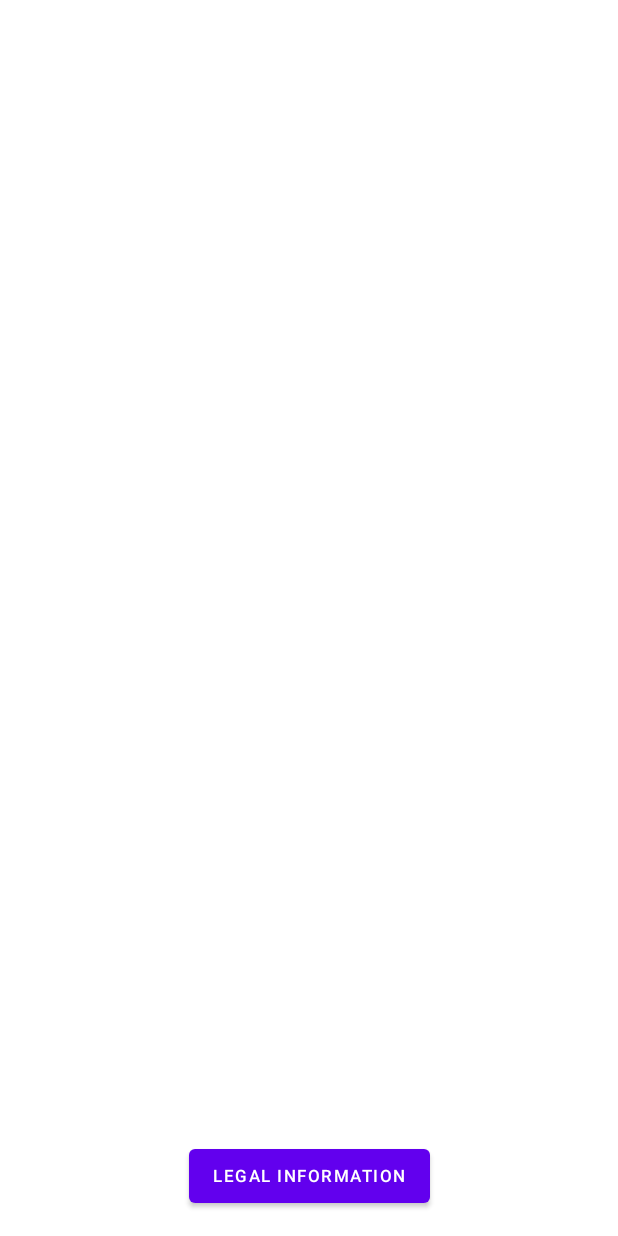
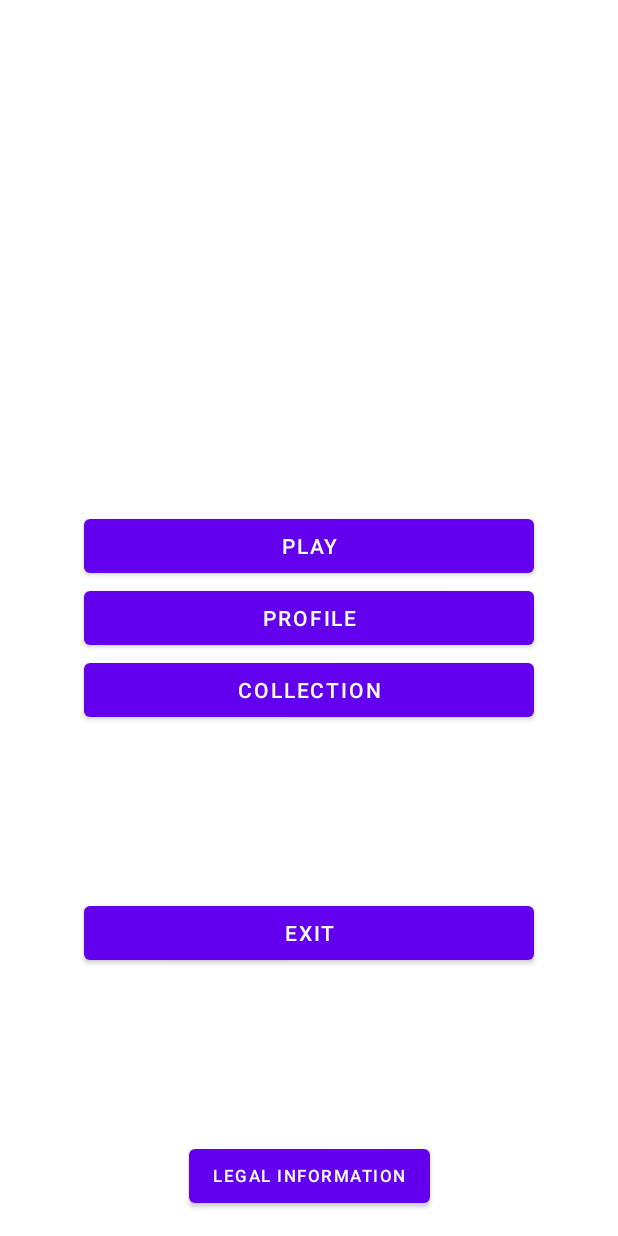
Before and after one commit to KronoStudios/the-game, an Android app: the screen it shows after launch (MainMenu), after a tap on "LEGAL INFORMATION", on a phone screen of 412 x 824 dp. Run offline under Robolectric (Android 15) with nearby library versions, the phone set to English and light mode, and no system bars; 1 statement that could not run was skipped.

Commit message:
Botones menu principal

```diff
--- a/app/src/main/java/com/kronostudios/the_game/MainMenu.java
+++ b/app/src/main/java/com/kronostudios/the_game/MainMenu.java
@@ -2,29 +2,31 @@ package com.kronostudios.the_game;
 
 import androidx.appcompat.app.AppCompatActivity;
 
+import android.app.Application;
 import android.content.Intent;
 import android.os.Bundle;
-import android.text.Html;
-import android.text.method.ScrollingMovementMethod;
 import android.view.Gravity;
 import android.view.LayoutInflater;
 import android.view.View;
 import android.widget.Button;
 import android.widget.LinearLayout;
 import android.widget.PopupWindow;
-import android.widget.TextView;
-
-import com.google.android.material.floatingactionbutton.FloatingActionButton;
 
 public class MainMenu extends AppCompatActivity {
 
-    Boolean opened;
+    // Menu buttons
+    Button btnPlay;
+    Button btnCollection;
+    Button btnProfile;
+    Button btnExit;
+
     // Legal popup
-    PopupWindow popUp;
+    PopupWindow legalPopup;
+    Boolean legalPopupOpened;
     Button btnShowLegalPopup;
     Button btnCloseLegalPopup;
-    Button termsBtn;
-    Button aboutBtn;
+    Button btnLegal;
+    Button btnAbout;
 
     MainMenu menu;
     Boolean click;
@@ -35,11 +37,45 @@ public class MainMenu extends AppCompatActivity {
         super.onCreate(savedInstanceState);
         setContentView(R.layout.activity_main_menu);
 
-        opened = false;
+        legalPopupOpened = false;
         Intent intent = getIntent();
         fromSplash = intent.getStringExtra("fromSplash");
         menu = this;
         click = false;
+
+        btnPlay = (Button) findViewById(R.id.btnPlay);
+        btnPlay.setOnClickListener(new View.OnClickListener() {
+            @Override
+            public void onClick(View view) {
+                // TODO Play button method
+            }
+        });
+
+        btnCollection = (Button) findViewById(R.id.btnCollection);
+        btnCollection.setOnClickListener(new View.OnClickListener() {
+            @Override
+            public void onClick(View view) {
+                // TODO Collection button method
+            }
+        });
+
+        btnProfile = (Button) findViewById(R.id.btnProfile);
+        btnProfile.setOnClickListener(new View.OnClickListener() {
+            @Override
+            public void onClick(View view) {
+                // TODO Profile button method
+            }
+        });
+
+        btnExit = (Button) findViewById(R.id.btnExit);
+        btnExit.setOnClickListener(new View.OnClickListener() {
+            @Override
+            public void onClick(View view) {
+                // TODO No se cierra la app (vuelve a la splash screen)
+                finish();
+                System.exit(0);
+            }
+        });
 
         btnShowLegalPopup = (Button) findViewById(R.id.btnShowLegal);
         btnShowLegalPopup.setOnClickListener(new View.OnClickListener() {
@@ -47,8 +83,8 @@ public class MainMenu extends AppCompatActivity {
             public void onClick(View v) {
                 //instantiate the popup.xml layout file
 
-                if(!opened){
-                    opened = true;
+                if(!legalPopupOpened){
+                    legalPopupOpened = true;
 
                     LayoutInflater layoutInflater = (LayoutInflater) MainMenu.this.getSystemService(getApplicationContext().LAYOUT_INFLATER_SERVICE);
                     View customView = layoutInflater.inflate(R.layout.popup_window, null);
@@ -56,22 +92,22 @@ public class MainMenu extends AppCompatActivity {
                     btnCloseLegalPopup = (Button) customView.findViewById(R.id.btnCloseLegal);
 
                     //instantiate popup window
-                    popUp = new PopupWindow(customView, LinearLayout.LayoutParams.WRAP_CONTENT, LinearLayout.LayoutParams.WRAP_CONTENT);
+                    legalPopup = new PopupWindow(customView, LinearLayout.LayoutParams.WRAP_CONTENT, LinearLayout.LayoutParams.WRAP_CONTENT);
 
                     //display the popup window
-                    popUp.showAtLocation(findViewById(R.id.mainMenuLayout), Gravity.CENTER, 0, 0);
+                    legalPopup.showAtLocation(findViewById(R.id.mainMenuLayout), Gravity.CENTER, 0, 0);
 
                     //close the popup window on button click
                     btnCloseLegalPopup.setOnClickListener(new View.OnClickListener() {
                         @Override
                         public void onClick(View v) {
-                            opened = false;
-                            popUp.dismiss();
+                            legalPopupOpened = false;
+                            legalPopup.dismiss();
                         }
                     });
 
-                    termsBtn = (Button) customView.findViewById(R.id.btnTerms);
-                    termsBtn.setOnClickListener(new View.OnClickListener() {
+                    btnLegal = (Button) customView.findViewById(R.id.btnTerms);
+                    btnLegal.setOnClickListener(new View.OnClickListener() {
                         @Override
                         public void onClick(View view) {
                             Intent myIntent = new Intent(MainMenu.this, TermsAndCond.class);
@@ -79,8 +115,8 @@ public class MainMenu extends AppCompatActivity {
                         }
                     });
 
-                    aboutBtn = (Button) customView.findViewById(R.id.btnAbout);
-                    aboutBtn.setOnClickListener(new View.OnClickListener() {
+                    btnAbout = (Button) customView.findViewById(R.id.btnAbout);
+                    btnAbout.setOnClickListener(new View.OnClickListener() {
                         @Override
                         public void onClick(View view) {
                             Intent myIntent = new Intent(MainMenu.this, About.class);
@@ -91,9 +127,10 @@ public class MainMenu extends AppCompatActivity {
             }
         });
     }
+
     @Override
     public void onBackPressed() {
-       if(fromSplash.equals("true")){
+       if (fromSplash.equals("true")){
            return;
        }
     }
--- a/app/src/main/res/layout/activity_about.xml
+++ b/app/src/main/res/layout/activity_about.xml
@@ -25,9 +25,10 @@
   <TextView
       android:id="@+id/textAuthors"
       android:text="@string/authors"
-      android:layout_width="wrap_content"
+      android:layout_width="match_parent"
       android:layout_height="wrap_content"
-      android:scrollbars="vertical"
+      android:textAlignment="center"
+      android:layout_marginTop="16dp"
       app:layout_constraintEnd_toEndOf="parent"
       app:layout_constraintStart_toStartOf="parent"
       app:layout_constraintTop_toBottomOf="@+id/textAbout" />
@@ -35,9 +36,9 @@
   <TextView
       android:id="@+id/textVersion"
       android:text="@string/version"
-      android:layout_width="wrap_content"
+      android:layout_width="match_parent"
       android:layout_height="wrap_content"
-      android:scrollbars="vertical"
+      android:textAlignment="center"
       app:layout_constraintEnd_toEndOf="parent"
       app:layout_constraintStart_toStartOf="parent"
       app:layout_constraintTop_toBottomOf="@+id/textAuthors" />
--- a/app/src/main/res/layout/activity_main_menu.xml
+++ b/app/src/main/res/layout/activity_main_menu.xml
@@ -6,6 +6,44 @@
     android:layout_height="match_parent"
     tools:context=".MainMenu"
     android:id="@+id/mainMenuLayout">
+
+    <Button
+        android:id="@+id/btnPlay"
+        android:layout_width="300dp"
+        android:layout_height="wrap_content"
+        android:text="@string/play"
+        app:layout_constraintBottom_toTopOf="@+id/btnProfile"
+        app:layout_constraintEnd_toEndOf="parent"
+        app:layout_constraintStart_toStartOf="parent" />
+
+    <Button
+        android:id="@+id/btnCollection"
+        android:layout_width="300dp"
+        android:layout_height="wrap_content"
+        android:text="@string/collection"
+        app:layout_constraintEnd_toEndOf="parent"
+        app:layout_constraintStart_toStartOf="parent"
+        app:layout_constraintTop_toBottomOf="@+id/btnProfile" />
+
+    <Button
+        android:id="@+id/btnProfile"
+        android:layout_width="300dp"
+        android:layout_height="wrap_content"
+        android:text="@string/profile"
+        app:layout_constraintBottom_toBottomOf="parent"
+        app:layout_constraintEnd_toEndOf="parent"
+        app:layout_constraintStart_toStartOf="parent"
+        app:layout_constraintTop_toTopOf="parent" />
+
+    <Button
+        android:id="@+id/btnExit"
+        android:layout_width="300dp"
+        android:layout_height="wrap_content"
+        android:text="@string/exit"
+        app:layout_constraintBottom_toTopOf="@+id/btnShowLegal"
+        app:layout_constraintEnd_toEndOf="parent"
+        app:layout_constraintStart_toStartOf="parent"
+        app:layout_constraintTop_toBottomOf="@+id/btnCollection" />
 
     <Button
         android:layout_width="wrap_content"
--- a/app/src/main/res/values/strings.xml
+++ b/app/src/main/res/values/strings.xml
@@ -6,4 +6,8 @@
     <string name="terms">Terms and Conditions</string>
     <string name="legal">Legal information</string>
     <string name="close">Close</string>
+    <string name="play">Play</string>
+    <string name="collection">Collection</string>
+    <string name="profile">Profile</string>
+    <string name="exit">Exit</string>
 </resources>
```
Also changed, not shown: 1 other file.
